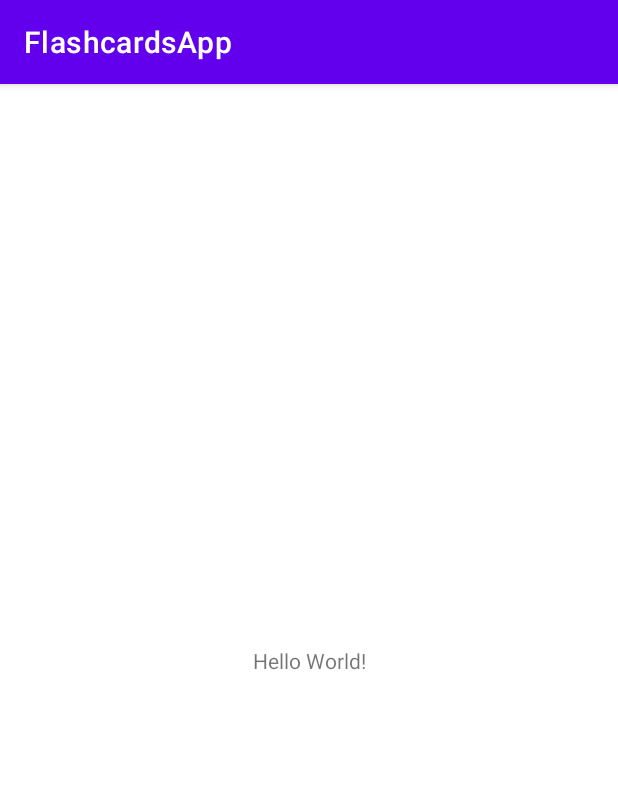
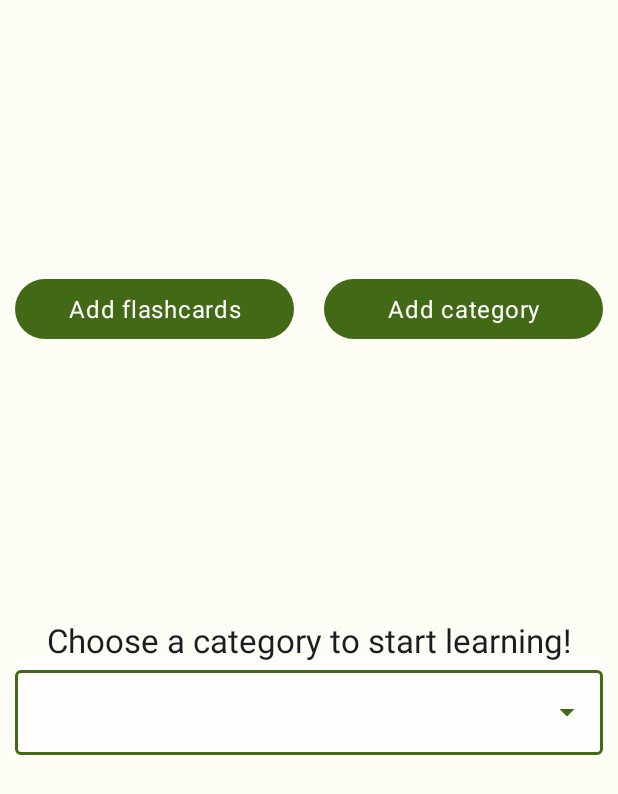
Before and after one commit to matxowy/FlashcardsApp, an Android app: the screen it shows after launch (MainActivity), on a phone screen of 412 x 824 dp. Shown: the top 794 px of the screen. Run offline under Robolectric (Android 15) with nearby library versions, the phone set to English and light mode, and no system bars; our stand-ins replace Dagger/Hilt's generated code.

Commit message:
[FCA-04]
- Implemented main screen
- Added colors and themes from theme builder to support dark mode
- Added basic dimensions in dimens.xml
- Disabled jetifier to improve building time
- Downgraded material version to 1.7 due to problem with rendering with TextInputLayout

```diff
--- /dev/null
+++ b/app/src/main/java/com/matxowy/flashcardsapp/presentation/mainscreen/view/MainScreenFragment.kt
@@ -0,0 +1,19 @@
+package com.matxowy.flashcardsapp.presentation.mainscreen.view
+
+import android.os.Bundle
+import android.view.View
+import androidx.fragment.app.Fragment
+import androidx.fragment.app.viewModels
+import com.matxowy.flashcardsapp.R
+import com.matxowy.flashcardsapp.presentation.mainscreen.viewmodel.MainScreenViewModel
+import dagger.hilt.android.AndroidEntryPoint
+
+@AndroidEntryPoint
+class MainScreenFragment : Fragment(R.layout.main_screen_fragment) {
+
+    private val viewModel: MainScreenViewModel by viewModels()
+
+    override fun onViewCreated(view: View, savedInstanceState: Bundle?) {
+        super.onViewCreated(view, savedInstanceState)
+    }
+}
--- /dev/null
+++ b/app/src/main/java/com/matxowy/flashcardsapp/presentation/mainscreen/viewmodel/MainScreenViewModel.kt
@@ -0,0 +1,8 @@
+package com.matxowy.flashcardsapp.presentation.mainscreen.viewmodel
+
+import androidx.lifecycle.ViewModel
+import dagger.hilt.android.lifecycle.HiltViewModel
+import javax.inject.Inject
+
+@HiltViewModel
+class MainScreenViewModel @Inject constructor() : ViewModel()
--- a/app/src/main/res/layout/activity_main.xml
+++ b/app/src/main/res/layout/activity_main.xml
@@ -6,13 +6,12 @@
     android:layout_height="match_parent"
     tools:context=".app.MainActivity">
 
-    <TextView
-        android:layout_width="wrap_content"
-        android:layout_height="wrap_content"
-        android:text="Hello World!"
-        app:layout_constraintBottom_toBottomOf="parent"
-        app:layout_constraintLeft_toLeftOf="parent"
-        app:layout_constraintRight_toRightOf="parent"
-        app:layout_constraintTop_toTopOf="parent" />
+    <androidx.fragment.app.FragmentContainerView
+        android:id="@+id/nav_host_fragment"
+        android:layout_width="match_parent"
+        android:layout_height="match_parent"
+        android:name="androidx.navigation.fragment.NavHostFragment"
+        app:navGraph="@navigation/nav_graph"
+        app:defaultNavHost="true" />
 
 </androidx.constraintlayout.widget.ConstraintLayout>
--- /dev/null
+++ b/app/src/main/res/layout/main_screen_fragment.xml
@@ -0,0 +1,78 @@
+<?xml version="1.0" encoding="utf-8"?>
+<androidx.constraintlayout.widget.ConstraintLayout xmlns:android="http://schemas.android.com/apk/res/android"
+    xmlns:app="http://schemas.android.com/apk/res-auto"
+    xmlns:tools="http://schemas.android.com/tools"
+    android:layout_width="match_parent"
+    android:layout_height="match_parent"
+    android:layout_marginHorizontal="@dimen/default_side_margin">
+
+    <androidx.constraintlayout.widget.Guideline
+        android:id="@+id/guideline_horizontal"
+        android:layout_width="wrap_content"
+        android:layout_height="wrap_content"
+        android:orientation="horizontal"
+        app:layout_constraintGuide_percent="0.5" />
+
+    <androidx.constraintlayout.widget.Guideline
+        android:id="@+id/guideline_vertical"
+        android:layout_width="wrap_content"
+        android:layout_height="wrap_content"
+        android:orientation="vertical"
+        app:layout_constraintGuide_percent="0.5" />
+
+    <com.google.android.material.button.MaterialButton
+        android:id="@+id/btn_add_category"
+        android:layout_width="0dp"
+        android:layout_height="wrap_content"
+        android:layout_marginStart="@dimen/small_margin"
+        android:textAppearance="@style/TextAppearance.Material3.BodyLarge"
+        android:text="@string/add_category_btn_text"
+        app:layout_constraintBottom_toTopOf="@id/guideline_horizontal"
+        app:layout_constraintEnd_toEndOf="parent"
+        app:layout_constraintStart_toEndOf="@id/guideline_vertical"
+        app:layout_constraintTop_toTopOf="parent"
+        app:layout_constraintWidth_max="@dimen/max_constraint_width_for_buttons" />
+
+    <com.google.android.material.button.MaterialButton
+        android:id="@+id/btn_add_flashcard"
+        android:layout_width="0dp"
+        android:layout_height="wrap_content"
+        android:layout_marginEnd="@dimen/small_margin"
+        android:textAppearance="@style/TextAppearance.Material3.BodyLarge"
+        android:text="@string/add_flashcards_btn_text"
+        app:layout_constraintBottom_toTopOf="@id/guideline_horizontal"
+        app:layout_constraintEnd_toStartOf="@id/guideline_vertical"
+        app:layout_constraintStart_toStartOf="parent"
+        app:layout_constraintTop_toTopOf="parent"
+        app:layout_constraintWidth_max="@dimen/max_constraint_width_for_buttons" />
+
+    <com.google.android.material.textfield.TextInputLayout
+        android:id="@+id/til_spinner_categories"
+        style="@style/Widget.MaterialComponents.TextInputLayout.OutlinedBox.ExposedDropdownMenu"
+        android:layout_width="match_parent"
+        android:layout_height="wrap_content"
+        android:background="?attr/colorOnSecondary"
+        app:layout_constraintEnd_toEndOf="parent"
+        app:layout_constraintStart_toStartOf="parent"
+        app:layout_constraintTop_toBottomOf="@id/tv_choose_category"
+        app:layout_constraintWidth_max="@dimen/max_constraint_width_for_textview">
+
+        <AutoCompleteTextView
+            android:id="@+id/spinner_categories"
+            android:layout_width="match_parent"
+            android:layout_height="wrap_content"
+            android:inputType="none" />
+    </com.google.android.material.textfield.TextInputLayout>
+
+    <com.google.android.material.textview.MaterialTextView
+        android:id="@+id/tv_choose_category"
+        android:layout_width="wrap_content"
+        android:layout_height="wrap_content"
+        android:labelFor="@id/spinner_categories"
+        android:textAppearance="@style/TextAppearance.Material3.TitleLarge"
+        android:text="@string/choose_a_category_to_start_learning"
+        app:layout_constraintEnd_toEndOf="parent"
+        app:layout_constraintStart_toStartOf="parent"
+        app:layout_constraintTop_toBottomOf="@id/guideline_horizontal" />
+
+</androidx.constraintlayout.widget.ConstraintLayout>
--- /dev/null
+++ b/app/src/main/res/navigation/nav_graph.xml
@@ -0,0 +1,14 @@
+<?xml version="1.0" encoding="utf-8"?>
+<navigation xmlns:android="http://schemas.android.com/apk/res/android"
+    xmlns:app="http://schemas.android.com/apk/res-auto"
+    xmlns:tools="http://schemas.android.com/tools"
+    android:id="@+id/nav_graph"
+    app:startDestination="@id/mainScreenFragment">
+
+    <fragment
+        android:id="@+id/mainScreenFragment"
+        android:name="com.matxowy.flashcardsapp.presentation.mainscreen.view.MainScreenFragment"
+        android:label="MainScreenFragment"
+        tools:layout="@layout/main_screen_fragment"/>
+
+</navigation>
--- a/app/src/main/res/values-night/themes.xml
+++ b/app/src/main/res/values-night/themes.xml
@@ -1,16 +1,31 @@
-<resources xmlns:tools="http://schemas.android.com/tools">
-    <!-- Base application theme. -->
-    <style name="Theme.FlashcardsApp" parent="Theme.MaterialComponents.DayNight.DarkActionBar">
-        <!-- Primary brand color. -->
-        <item name="colorPrimary">@color/purple_200</item>
-        <item name="colorPrimaryVariant">@color/purple_700</item>
-        <item name="colorOnPrimary">@color/black</item>
-        <!-- Secondary brand color. -->
-        <item name="colorSecondary">@color/teal_200</item>
-        <item name="colorSecondaryVariant">@color/teal_200</item>
-        <item name="colorOnSecondary">@color/black</item>
-        <!-- Status bar color. -->
-        <item name="android:statusBarColor" tools:targetApi="l">?attr/colorPrimaryVariant</item>
-        <!-- Customize your theme here. -->
+
+<resources>
+    <style name="Theme.FlashcardsApp" parent="Theme.Material3.Dark.NoActionBar">
+        <item name="colorPrimary">@color/md_theme_dark_primary</item>
+        <item name="colorOnPrimary">@color/md_theme_dark_onPrimary</item>
+        <item name="colorPrimaryContainer">@color/md_theme_dark_primaryContainer</item>
+        <item name="colorOnPrimaryContainer">@color/md_theme_dark_onPrimaryContainer</item>
+        <item name="colorSecondary">@color/md_theme_dark_secondary</item>
+        <item name="colorOnSecondary">@color/md_theme_dark_onSecondary</item>
+        <item name="colorSecondaryContainer">@color/md_theme_dark_secondaryContainer</item>
+        <item name="colorOnSecondaryContainer">@color/md_theme_dark_onSecondaryContainer</item>
+        <item name="colorTertiary">@color/md_theme_dark_tertiary</item>
+        <item name="colorOnTertiary">@color/md_theme_dark_onTertiary</item>
+        <item name="colorTertiaryContainer">@color/md_theme_dark_tertiaryContainer</item>
+        <item name="colorOnTertiaryContainer">@color/md_theme_dark_onTertiaryContainer</item>
+        <item name="colorError">@color/md_theme_dark_error</item>
+        <item name="colorErrorContainer">@color/md_theme_dark_errorContainer</item>
+        <item name="colorOnError">@color/md_theme_dark_onError</item>
+        <item name="colorOnErrorContainer">@color/md_theme_dark_onErrorContainer</item>
+        <item name="android:colorBackground">@color/md_theme_dark_background</item>
+        <item name="colorOnBackground">@color/md_theme_dark_onBackground</item>
+        <item name="colorSurface">@color/md_theme_dark_surface</item>
+        <item name="colorOnSurface">@color/md_theme_dark_onSurface</item>
+        <item name="colorSurfaceVariant">@color/md_theme_dark_surfaceVariant</item>
+        <item name="colorOnSurfaceVariant">@color/md_theme_dark_onSurfaceVariant</item>
+        <item name="colorOutline">@color/md_theme_dark_outline</item>
+        <item name="colorOnSurfaceInverse">@color/md_theme_dark_inverseOnSurface</item>
+        <item name="colorSurfaceInverse">@color/md_theme_dark_inverseSurface</item>
+        <item name="colorPrimaryInverse">@color/md_theme_dark_inversePrimary</item>
     </style>
 </resources>
--- a/app/src/main/res/values/colors.xml
+++ b/app/src/main/res/values/colors.xml
@@ -1,10 +1,64 @@
-<?xml version="1.0" encoding="utf-8"?>
+
 <resources>
-    <color name="purple_200">#FFBB86FC</color>
-    <color name="purple_500">#FF6200EE</color>
-    <color name="purple_700">#FF3700B3</color>
-    <color name="teal_200">#FF03DAC5</color>
-    <color name="teal_700">#FF018786</color>
-    <color name="black">#FF000000</color>
-    <color name="white">#FFFFFFFF</color>
+    <color name="seed">#658c3d</color>
+    <color name="md_theme_light_primary">#416916</color>
+    <color name="md_theme_light_onPrimary">#FFFFFF</color>
+    <color name="md_theme_light_primaryContainer">#C1F18F</color>
+    <color name="md_theme_light_onPrimaryContainer">#0E2000</color>
+    <color name="md_theme_light_secondary">#57624A</color>
+    <color name="md_theme_light_onSecondary">#FFFFFF</color>
+    <color name="md_theme_light_secondaryContainer">#DBE7C8</color>
+    <color name="md_theme_light_onSecondaryContainer">#151E0B</color>
+    <color name="md_theme_light_tertiary">#386664</color>
+    <color name="md_theme_light_onTertiary">#FFFFFF</color>
+    <color name="md_theme_light_tertiaryContainer">#BBECE8</color>
+    <color name="md_theme_light_onTertiaryContainer">#00201F</color>
+    <color name="md_theme_light_error">#BA1A1A</color>
+    <color name="md_theme_light_errorContainer">#FFDAD6</color>
+    <color name="md_theme_light_onError">#FFFFFF</color>
+    <color name="md_theme_light_onErrorContainer">#410002</color>
+    <color name="md_theme_light_background">#FDFCF5</color>
+    <color name="md_theme_light_onBackground">#1B1C18</color>
+    <color name="md_theme_light_surface">#FDFCF5</color>
+    <color name="md_theme_light_onSurface">#1B1C18</color>
+    <color name="md_theme_light_surfaceVariant">#E1E4D5</color>
+    <color name="md_theme_light_onSurfaceVariant">#44483D</color>
+    <color name="md_theme_light_outline">#74796C</color>
+    <color name="md_theme_light_inverseOnSurface">#F2F1EA</color>
+    <color name="md_theme_light_inverseSurface">#30312C</color>
+    <color name="md_theme_light_inversePrimary">#A6D475</color>
+    <color name="md_theme_light_shadow">#000000</color>
+    <color name="md_theme_light_surfaceTint">#416916</color>
+    <color name="md_theme_light_outlineVariant">#C4C8BA</color>
+    <color name="md_theme_light_scrim">#000000</color>
+    <color name="md_theme_dark_primary">#A6D475</color>
+    <color name="md_theme_dark_onPrimary">#1C3700</color>
+    <color name="md_theme_dark_primaryContainer">#2C5000</color>
+    <color name="md_theme_dark_onPrimaryContainer">#C1F18F</color>
+    <color name="md_theme_dark_secondary">#BFCBAD</color>
+    <color name="md_theme_dark_onSecondary">#2A331F</color>
+    <color name="md_theme_dark_secondaryContainer">#404A34</color>
+    <color name="md_theme_dark_onSecondaryContainer">#DBE7C8</color>
+    <color name="md_theme_dark_tertiary">#A0CFCC</color>
+    <color name="md_theme_dark_onTertiary">#003735</color>
+    <color name="md_theme_dark_tertiaryContainer">#1F4E4C</color>
+    <color name="md_theme_dark_onTertiaryContainer">#BBECE8</color>
+    <color name="md_theme_dark_error">#FFB4AB</color>
+    <color name="md_theme_dark_errorContainer">#93000A</color>
+    <color name="md_theme_dark_onError">#690005</color>
+    <color name="md_theme_dark_onErrorContainer">#FFDAD6</color>
+    <color name="md_theme_dark_background">#1B1C18</color>
+    <color name="md_theme_dark_onBackground">#E3E3DB</color>
+    <color name="md_theme_dark_surface">#1B1C18</color>
+    <color name="md_theme_dark_onSurface">#E3E3DB</color>
+    <color name="md_theme_dark_surfaceVariant">#44483D</color>
+    <color name="md_theme_dark_onSurfaceVariant">#C4C8BA</color>
+    <color name="md_theme_dark_outline">#8E9285</color>
+    <color name="md_theme_dark_inverseOnSurface">#1B1C18</color>
+    <color name="md_theme_dark_inverseSurface">#E3E3DB</color>
+    <color name="md_theme_dark_inversePrimary">#416916</color>
+    <color name="md_theme_dark_shadow">#000000</color>
+    <color name="md_theme_dark_surfaceTint">#A6D475</color>
+    <color name="md_theme_dark_outlineVariant">#44483D</color>
+    <color name="md_theme_dark_scrim">#000000</color>
 </resources>
--- /dev/null
+++ b/app/src/main/res/values/dimens.xml
@@ -0,0 +1,19 @@
+<?xml version="1.0" encoding="utf-8"?>
+<resources>
+    <dimen name="default_side_margin">10dp</dimen>
+
+    <dimen name="very_small_margin">5dp</dimen>
+    <dimen name="small_margin">10dp</dimen>
+    <dimen name="medium_margin">15dp</dimen>
+    <dimen name="high_margin">20dp</dimen>
+    <dimen name="very_high_margin">40dp</dimen>
+    <dimen name="large_margin">70dp</dimen>
+
+    <dimen name="very_small_padding">5dp</dimen>
+    <dimen name="small_padding">10dp</dimen>
+    <dimen name="medium_padding">15dp</dimen>
+    <dimen name="high_padding">20dp</dimen>
+
+    <dimen name="max_constraint_width_for_buttons">320dp</dimen>
+    <dimen name="max_constraint_width_for_textview">488dp</dimen>
+</resources>
--- a/app/src/main/res/values/strings.xml
+++ b/app/src/main/res/values/strings.xml
@@ -1,3 +1,7 @@
 <resources>
-    <string name="app_name">FlashcardsApp</string>
+    <string name="app_name">Flashcards Application</string>
+
+    <string name="add_category_btn_text">Add category</string>
+    <string name="add_flashcards_btn_text">Add flashcards</string>
+    <string name="choose_a_category_to_start_learning">Choose a category to start learning!</string>
 </resources>
--- a/app/src/main/res/values/themes.xml
+++ b/app/src/main/res/values/themes.xml
@@ -1,16 +1,31 @@
-<resources xmlns:tools="http://schemas.android.com/tools">
-    <!-- Base application theme. -->
-    <style name="Theme.FlashcardsApp" parent="Theme.MaterialComponents.DayNight.DarkActionBar">
-        <!-- Primary brand color. -->
-        <item name="colorPrimary">@color/purple_500</item>
-        <item name="colorPrimaryVariant">@color/purple_700</item>
-        <item name="colorOnPrimary">@color/white</item>
-        <!-- Secondary brand color. -->
-        <item name="colorSecondary">@color/teal_200</item>
-        <item name="colorSecondaryVariant">@color/teal_700</item>
-        <item name="colorOnSecondary">@color/black</item>
-        <!-- Status bar color. -->
-        <item name="android:statusBarColor" tools:targetApi="l">?attr/colorPrimaryVariant</item>
-        <!-- Customize your theme here. -->
+
+<resources>
+    <style name="Theme.FlashcardsApp" parent="Theme.Material3.Light.NoActionBar">
+        <item name="colorPrimary">@color/md_theme_light_primary</item>
+        <item name="colorOnPrimary">@color/md_theme_light_onPrimary</item>
+        <item name="colorPrimaryContainer">@color/md_theme_light_primaryContainer</item>
+        <item name="colorOnPrimaryContainer">@color/md_theme_light_onPrimaryContainer</item>
+        <item name="colorSecondary">@color/md_theme_light_secondary</item>
+        <item name="colorOnSecondary">@color/md_theme_light_onSecondary</item>
+        <item name="colorSecondaryContainer">@color/md_theme_light_secondaryContainer</item>
+        <item name="colorOnSecondaryContainer">@color/md_theme_light_onSecondaryContainer</item>
+        <item name="colorTertiary">@color/md_theme_light_tertiary</item>
+        <item name="colorOnTertiary">@color/md_theme_light_onTertiary</item>
+        <item name="colorTertiaryContainer">@color/md_theme_light_tertiaryContainer</item>
+        <item name="colorOnTertiaryContainer">@color/md_theme_light_onTertiaryContainer</item>
+        <item name="colorError">@color/md_theme_light_error</item>
+        <item name="colorErrorContainer">@color/md_theme_light_errorContainer</item>
+        <item name="colorOnError">@color/md_theme_light_onError</item>
+        <item name="colorOnErrorContainer">@color/md_theme_light_onErrorContainer</item>
+        <item name="android:colorBackground">@color/md_theme_light_background</item>
+        <item name="colorOnBackground">@color/md_theme_light_onBackground</item>
+        <item name="colorSurface">@color/md_theme_light_surface</item>
+        <item name="colorOnSurface">@color/md_theme_light_onSurface</item>
+        <item name="colorSurfaceVariant">@color/md_theme_light_surfaceVariant</item>
+        <item name="colorOnSurfaceVariant">@color/md_theme_light_onSurfaceVariant</item>
+        <item name="colorOutline">@color/md_theme_light_outline</item>
+        <item name="colorOnSurfaceInverse">@color/md_theme_light_inverseOnSurface</item>
+        <item name="colorSurfaceInverse">@color/md_theme_light_inverseSurface</item>
+        <item name="colorPrimaryInverse">@color/md_theme_light_inversePrimary</item>
     </style>
 </resources>
--- a/build.gradle
+++ b/build.gradle
@@ -13,7 +13,7 @@ buildscript {
         kotlinVersion = "1.8.0"
         kotlinGradleVersion = '1.8.0'
         lifecycleVersion = "2.5.1"
-        materialVersion = "1.8.0"
+        materialVersion = "1.7.0"
         navigationVersion = "2.5.3"
         roomVersion = "2.5.0"
         legacySupportVersion = "1.0.0"
--- a/gradle.properties
+++ b/gradle.properties
@@ -16,6 +16,6 @@ org.gradle.jvmargs=-Xmx2048m -Dfile.encoding=UTF-8
 # https://developer.android.com/topic/libraries/support-library/androidx-rn
 android.useAndroidX=true
 # Automatically convert third-party libraries to use AndroidX
-android.enableJetifier=true
+android.enableJetifier=false
 # Kotlin code style for this project: "official" or "obsolete":
 kotlin.code.style=official
```
Also changed, not shown: 1 other file.
